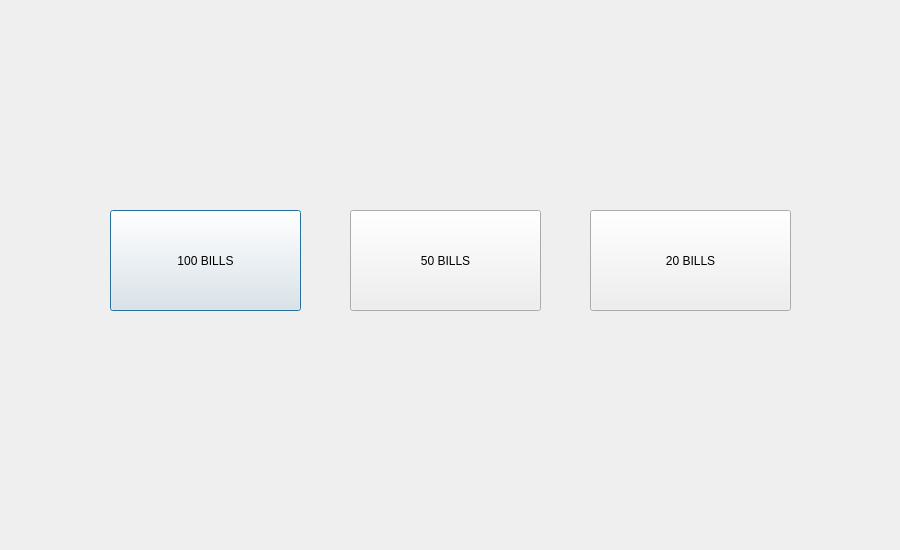
cavinpabua/Money-Changer-Machine, file to_bills.ui: the form before one commit.
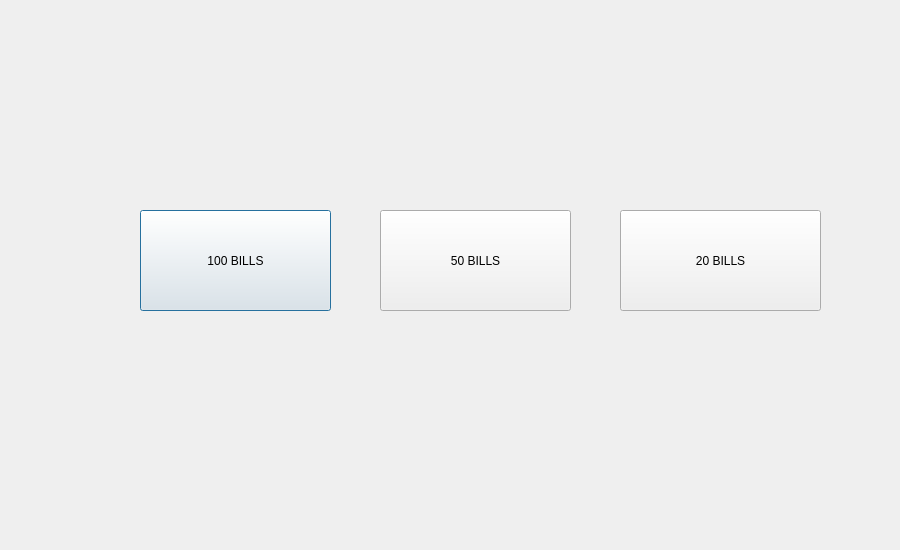
The form after the commit.

Patch:
```diff
--- a/to_bills.ui
+++ b/to_bills.ui
@@ -16,7 +16,7 @@
   <widget class="QPushButton" name="to_100_bills">
    <property name="geometry">
     <rect>
-     <x>110</x>
+     <x>140</x>
      <y>210</y>
      <width>191</width>
      <height>101</height>
@@ -29,7 +29,7 @@
   <widget class="QPushButton" name="to_50_bills">
    <property name="geometry">
     <rect>
-     <x>350</x>
+     <x>380</x>
      <y>210</y>
      <width>191</width>
      <height>101</height>
@@ -42,7 +42,7 @@
   <widget class="QPushButton" name="to_20_bills">
    <property name="geometry">
     <rect>
-     <x>590</x>
+     <x>620</x>
      <y>210</y>
      <width>201</width>
      <height>101</height>
```
